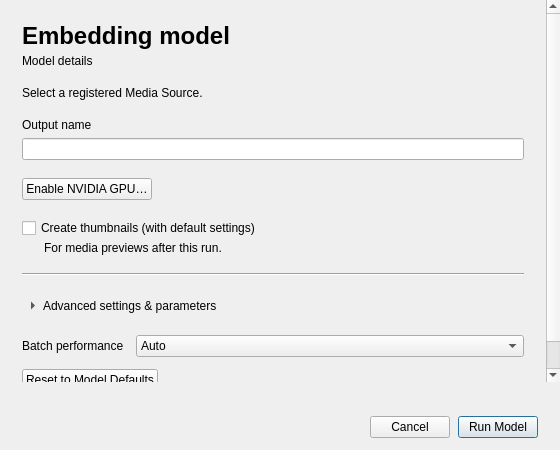
Before: the Qt Designer form src/EmbeddingsArea/ui/model_execution_dialog.ui in eidora-desktop/EIDORA, drawn with Qt 5.
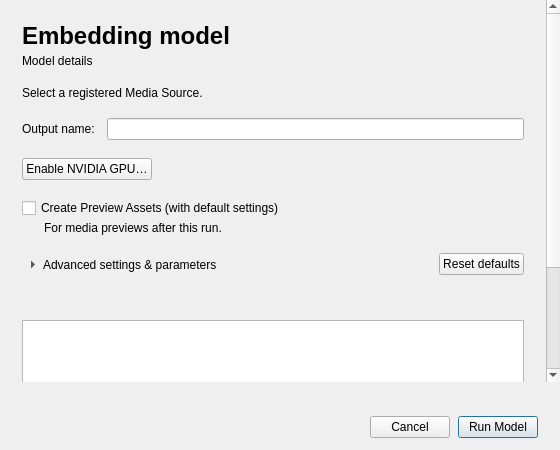
After: the same form once the commit is applied.

The edit to the form file:
```diff
--- a/src/EmbeddingsArea/ui/model_execution_dialog.ui
+++ b/src/EmbeddingsArea/ui/model_execution_dialog.ui
@@ -5,6 +5,7 @@
   <property name="geometry">
    <rect><x>0</x><y>0</y><width>560</width><height>450</height></rect>
   </property>
+  <property name="minimumSize"><size><width>420</width><height>0</height></size></property>
   <property name="windowTitle"><string>Run Embedding Model</string></property>
   <property name="surfaceRole" stdset="0"><string>panel</string></property>
   <layout class="QVBoxLayout" name="layout_root" stretch="1,0">
@@ -76,15 +77,17 @@
         </widget>
        </item>
        <item>
-        <layout class="QVBoxLayout" name="layout_output_name">
-         <property name="spacing"><number>6</number></property>
-         <item>
+        <layout class="QFormLayout" name="layout_output_name">
+         <property name="fieldGrowthPolicy"><enum>QFormLayout::FieldGrowthPolicy::AllNonFixedFieldsGrow</enum></property>
+         <property name="horizontalSpacing"><number>12</number></property>
+         <property name="verticalSpacing"><number>8</number></property>
+         <item row="0" column="0">
           <widget class="QLabel" name="label_output_name">
-           <property name="text"><string>Output name</string></property>
+           <property name="text"><string>Output name:</string></property>
            <property name="buddy"><cstring>edit_output_name</cstring></property>
           </widget>
          </item>
-         <item><widget class="QLineEdit" name="edit_output_name"/></item>
+         <item row="0" column="1"><widget class="QLineEdit" name="edit_output_name"/></item>
         </layout>
        </item>
        <item>
@@ -122,8 +125,8 @@
           <property name="bottomMargin"><number>0</number></property>
           <item>
            <widget class="QCheckBox" name="check_create_thumbnails">
-            <property name="text"><string>Create thumbnails (with default settings)</string></property>
-            <property name="toolTip"><string>Create default thumbnails after the embedding run completes.</string></property>
+            <property name="text"><string>Create Preview Assets (with default settings)</string></property>
+            <property name="toolTip"><string>Create Preview Assets after the embedding run completes.</string></property>
            </widget>
           </item>
           <item>
@@ -138,21 +141,26 @@
         </widget>
        </item>
        <item>
-        <widget class="QFrame" name="line_advanced_settings">
-         <property name="frameShape"><enum>QFrame::Shape::HLine</enum></property>
-         <property name="frameShadow"><enum>QFrame::Shadow::Sunken</enum></property>
-         <property name="separatorRole" stdset="0"><string>inset</string></property>
-        </widget>
-       </item>
-       <item alignment="Qt::AlignmentFlag::AlignLeft">
-        <widget class="QToolButton" name="button_advanced_settings">
-         <property name="text"><string>Advanced settings &amp;&amp; parameters</string></property>
-         <property name="accessibleName"><string>Advanced settings &amp; parameters</string></property>
-         <property name="checkable"><bool>true</bool></property>
-         <property name="toolButtonStyle"><enum>Qt::ToolButtonStyle::ToolButtonTextBesideIcon</enum></property>
-         <property name="autoRaise"><bool>true</bool></property>
-         <property name="arrowType"><enum>Qt::ArrowType::RightArrow</enum></property>
-        </widget>
+        <layout class="QHBoxLayout" name="layout_parameter_actions">
+         <item>
+          <widget class="QToolButton" name="button_advanced_settings">
+           <property name="text"><string>Advanced settings &amp;&amp; parameters</string></property>
+           <property name="accessibleName"><string>Advanced settings &amp; parameters</string></property>
+           <property name="checkable"><bool>true</bool></property>
+           <property name="toolButtonStyle"><enum>Qt::ToolButtonStyle::ToolButtonTextBesideIcon</enum></property>
+           <property name="autoRaise"><bool>true</bool></property>
+           <property name="arrowType"><enum>Qt::ArrowType::RightArrow</enum></property>
+          </widget>
+         </item>
+         <item><spacer name="spacer_parameter_actions"><property name="orientation"><enum>Qt::Orientation::Horizontal</enum></property><property name="sizeHint" stdset="0"><size><width>40</width><height>20</height></size></property></spacer></item>
+         <item>
+          <widget class="QPushButton" name="button_reset_preparation">
+           <property name="text"><string>Reset defaults</string></property>
+           <property name="toolTip"><string>Restore model preparation defaults.</string></property>
+           <property name="autoDefault"><bool>false</bool></property>
+          </widget>
+         </item>
+        </layout>
        </item>
        <item>
         <widget class="QWidget" name="panel_advanced_settings">
@@ -164,54 +172,52 @@
           <property name="rightMargin"><number>0</number></property>
           <property name="bottomMargin"><number>0</number></property>
           <item>
-           <layout class="QFormLayout" name="form_batch_settings">
-            <property name="fieldGrowthPolicy"><enum>QFormLayout::FieldGrowthPolicy::AllNonFixedFieldsGrow</enum></property>
-            <property name="horizontalSpacing"><number>12</number></property>
-            <item row="0" column="0">
-             <widget class="QLabel" name="label_batch_size">
-              <property name="text"><string>Batch performance</string></property>
-              <property name="buddy"><cstring>combo_batch_mode</cstring></property>
-             </widget>
-            </item>
-            <item row="0" column="1">
-             <widget class="QWidget" name="panel_batch_size">
-              <layout class="QHBoxLayout" name="layout_batch_size">
-               <property name="leftMargin"><number>0</number></property>
-               <property name="topMargin"><number>0</number></property>
-               <property name="rightMargin"><number>0</number></property>
-               <property name="bottomMargin"><number>0</number></property>
-               <property name="spacing"><number>8</number></property>
-               <item>
-                <widget class="QComboBox" name="combo_batch_mode">
-                 <property name="toolTip"><string>Auto balances speed and headroom. Low uses smaller batches and more conservative memory limits. High tests larger batches and uses more available memory. Short runs use a starting size. All policies retain critical memory, temperature and disk limits.</string></property>
-                 <property name="accessibleName"><string>Batch performance</string></property>
-                 <item><property name="text"><string>Auto</string></property></item>
-                 <item><property name="text"><string>High</string></property></item>
-                 <item><property name="text"><string>Low</string></property></item>
-                 <item><property name="text"><string>4</string></property></item>
-                 <item><property name="text"><string>8</string></property></item>
-                 <item><property name="text"><string>16</string></property></item>
-                 <item><property name="text"><string>32</string></property></item>
-                 <item><property name="text"><string>64</string></property></item>
-                </widget>
-               </item>
-              </layout>
-             </widget>
-            </item>
-           </layout>
+           <widget class="QLabel" name="label_preparation_summary">
+            <property name="wordWrap"><bool>true</bool></property>
+            <property name="textFormat"><enum>Qt::TextFormat::PlainText</enum></property>
+            <property name="textInteractionFlags"><set>Qt::TextInteractionFlag::TextSelectableByMouse</set></property>
+            <property name="textRole" stdset="0"><string>secondary</string></property>
+           </widget>
           </item>
           <item>
-           <layout class="QFormLayout" name="form_parameters">
-            <property name="fieldGrowthPolicy"><enum>QFormLayout::FieldGrowthPolicy::AllNonFixedFieldsGrow</enum></property>
-            <property name="horizontalSpacing"><number>12</number></property>
-            <property name="verticalSpacing"><number>8</number></property>
-           </layout>
-          </item>
-          <item alignment="Qt::AlignmentFlag::AlignLeft">
-           <widget class="QPushButton" name="button_reset_preparation">
-            <property name="text"><string>Reset to Model Defaults</string></property>
-            <property name="autoDefault"><bool>false</bool></property>
+           <widget class="QTableWidget" name="table_advanced_parameters">
+            <property name="columnCount"><number>2</number></property>
+            <property name="wordWrap"><bool>false</bool></property>
+            <property name="sizePolicy">
+             <sizepolicy hsizetype="Expanding" vsizetype="Expanding">
+              <horstretch>0</horstretch>
+              <verstretch>0</verstretch>
+             </sizepolicy>
+            </property>
+            <property name="verticalScrollBarPolicy">
+             <enum>Qt::ScrollBarPolicy::ScrollBarAlwaysOff</enum>
+            </property>
+            <property name="horizontalScrollBarPolicy">
+             <enum>Qt::ScrollBarPolicy::ScrollBarAlwaysOff</enum>
+            </property>
+            <property name="sizeAdjustPolicy">
+             <enum>QAbstractScrollArea::SizeAdjustPolicy::AdjustIgnored</enum>
+            </property>
+            <property name="alternatingRowColors">
+             <bool>true</bool>
+            </property>
+            <property name="showGrid">
+             <bool>false</bool>
+            </property>
+            <property name="gridRole" stdset="0">
+             <string>subtle</string>
+            </property>
+            <attribute name="horizontalHeaderVisible">
+             <bool>false</bool>
+            </attribute>
+            <attribute name="verticalHeaderVisible">
+             <bool>false</bool>
+            </attribute>
+            <property name="focusPolicy"><enum>Qt::FocusPolicy::NoFocus</enum></property>
+            <property name="selectionMode"><enum>QAbstractItemView::SelectionMode::NoSelection</enum></property>
+            <property name="editTriggers"><set>QAbstractItemView::EditTrigger::NoEditTriggers</set></property>
            </widget>
+
           </item>
          </layout>
         </widget>
```
Left out of the diff: 15 changed lines with no effect on the pictures.
